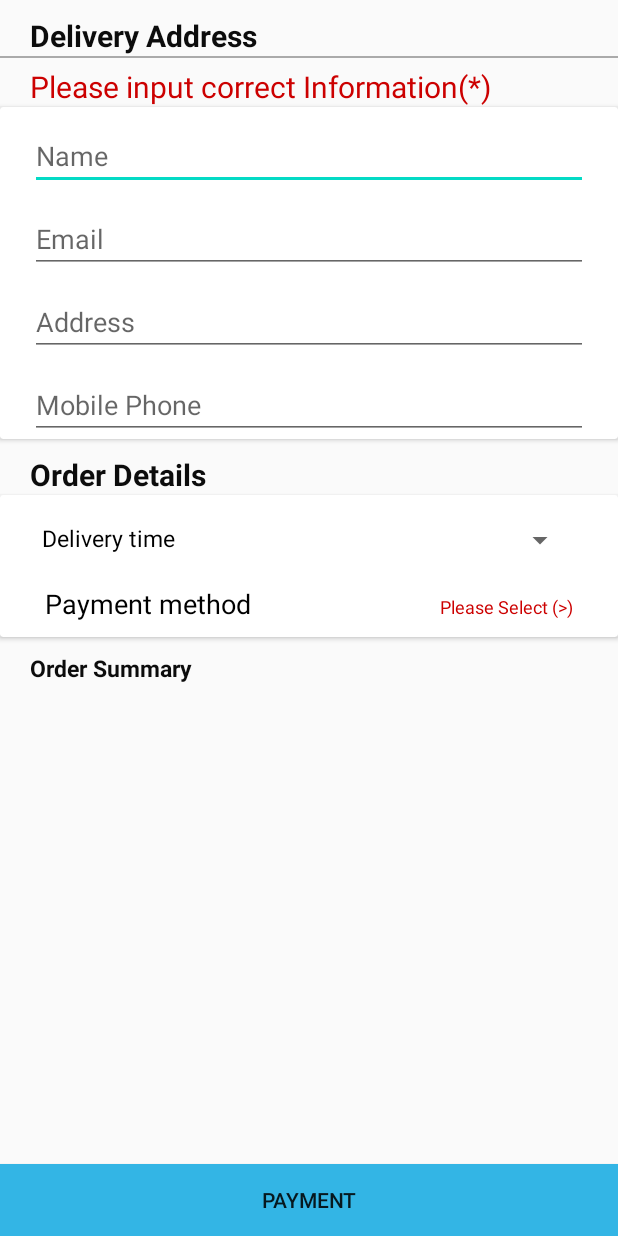
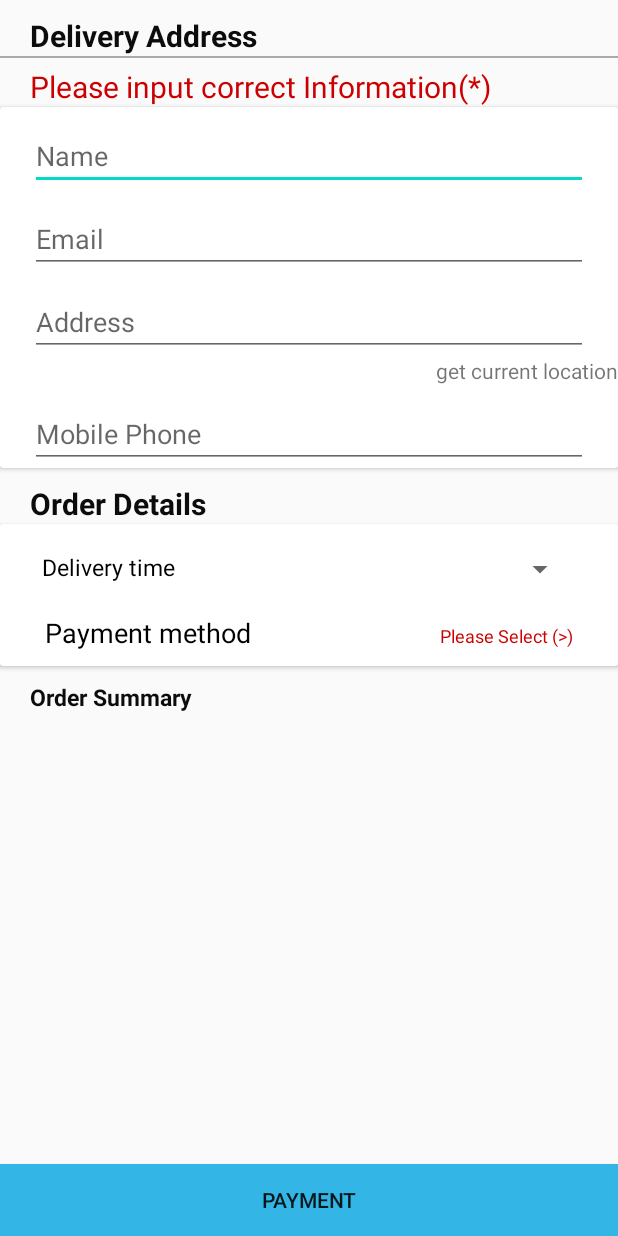
Before and after one commit to heet05/DhobiJunction3, an Android app: the layout activity_check__out_.xml on its own in the app's theme, with its tools: preview values and no code run, on a phone screen of 412 x 824 dp. Run offline under Robolectric (Android 15) with nearby library versions, the phone set to English and light mode, and no system bars.

Commit message:
new add thig

```diff
--- a/app/build.gradle
+++ b/app/build.gradle
@@ -110,4 +110,6 @@ dependencies {
     implementation 'com.tuyenmonkey:mkloader:1.4.0'
     annotationProcessor 'androidx.room:room-compiler:2.2.6'
 
+    implementation 'com.google.android.gms:play-services-location:18.0.0'
+
 }
--- a/app/src/main/java/com/example/dhobijunction/activity/Check_Out_Activity.java
+++ b/app/src/main/java/com/example/dhobijunction/activity/Check_Out_Activity.java
@@ -33,6 +33,7 @@ Check_out_Adapter adapter;
     String total="";
     List<CheckModel> list;
 
+
     @Override
     protected void onCreate(Bundle savedInstanceState) {
         super.onCreate(savedInstanceState);
@@ -47,7 +48,13 @@ Check_out_Adapter adapter;
         mobile = pref.getString("userMobile", "");
         List<String> timelist = new ArrayList<>(Arrays.asList(time));
         ArrayAdapter<String> spinnerArrayAdapter = new ArrayAdapter<>(this, R.layout.support_simple_spinner_dropdown_item, timelist);
+        screen.checkoutSpinner.setAdapter(spinnerArrayAdapter);
+        screen.tvCurrentLoction.setOnClickListener(new View.OnClickListener() {
+            @Override
+            public void onClick(View v) {
 
+            }
+        });
         screen.payment.setOnClickListener(new View.OnClickListener() {
             @Override
             public void onClick(View v) {
--- a/app/src/main/java/com/example/dhobijunction/activity/OrderDetaliActivity.java
+++ b/app/src/main/java/com/example/dhobijunction/activity/OrderDetaliActivity.java
@@ -10,38 +10,36 @@ import androidx.recyclerview.widget.RecyclerView;
 
 import com.example.dhobijunction.R;
 import com.example.dhobijunction.adapter.OrderDetaliAdapter;
-import com.example.dhobijunction.model.CheckModel;
 import com.example.dhobijunction.model.OrderModel;
 
-import java.util.ArrayList;
 import java.util.List;
 
 public class OrderDetaliActivity extends AppCompatActivity {
-RecyclerView recyclerView;
+    RecyclerView recyclerView;
     SharedPreferences pref;
     OrderDetaliAdapter adapter;
-    String total="";
+    String total = "";
     OrderModel Model;
     String mobile = "";
-    List<CheckModel> list;
+    List<OrderModel> list;
     TextView textView;
+
     @Override
     protected void onCreate(Bundle savedInstanceState) {
         super.onCreate(savedInstanceState);
         setContentView(R.layout.activity_order_detali);
         getSupportActionBar().hide();
-        recyclerView=findViewById(R.id.Order_detail_rv);
-       textView=findViewById(R.id.Order_detail_total);
-        pref = getSharedPreferences("Users",0);
+        recyclerView = findViewById(R.id.Order_detail_rv);
+        textView = findViewById(R.id.Order_detail_total);
+
+        Model = (OrderModel) getIntent().getSerializableExtra("Model");
+        pref = getSharedPreferences("Users", 0);
+
         mobile = pref.getString("userMobile", "");
-      //  Model= (OrderModel) getIntent().getSerializableExtra("Model");
-//        textView.setText(Model.getTotal());
+        textView.setText(Model.getTotal());
 
-list=new ArrayList<>();
-
-       adapter=new OrderDetaliAdapter(this,list);
-        LinearLayoutManager linearLayoutManager = new LinearLayoutManager(this);
-        recyclerView.setLayoutManager(linearLayoutManager);
+        adapter = new OrderDetaliAdapter(this, Model.getModelList());
         recyclerView.setAdapter(adapter);
+        recyclerView.setLayoutManager(new LinearLayoutManager(this));
     }
 }
--- a/app/src/main/java/com/example/dhobijunction/activity/PaymentActivity.java
+++ b/app/src/main/java/com/example/dhobijunction/activity/PaymentActivity.java
@@ -17,6 +17,8 @@ import com.payumoney.sdkui.ui.utils.PayUmoneyFlowManager;
 
 import java.security.MessageDigest;
 import java.security.NoSuchAlgorithmException;
+import java.util.HashMap;
+import java.util.Map;
 
 public class PaymentActivity extends AppCompatActivity {
     String key = "bvSxHJki";
@@ -32,15 +34,16 @@ public class PaymentActivity extends AppCompatActivity {
     OrderModel orderModel;
     SharedPreferences preferences;
     private static final String TAG = "PaymentActivity";
+
     @Override
     protected void onCreate(Bundle savedInstanceState) {
         super.onCreate(savedInstanceState);
         setContentView(R.layout.activity_payment);
         getSupportActionBar().hide();
-        amount=getIntent().getStringExtra("total");
+        amount = getIntent().getStringExtra("total");
         preferences = getSharedPreferences("Users", 0);
         userMobile = preferences.getString("userMobile", "");
-        orderModel= (OrderModel) getIntent().getSerializableExtra("order");
+        orderModel = (OrderModel) getIntent().getSerializableExtra("order");
         String hashSequence = key + "|" + txnid + "|" + amount + "|" + productinfo + "|" + firstname + "|" + email + "|||||||||||" + salt;
         serverCalculatedHash = hashCal("SHA-512", hashSequence);
 
@@ -107,23 +110,27 @@ public class PaymentActivity extends AppCompatActivity {
         // Result Code is -1 send from Payumoney activity
         Log.d(TAG, "request code " + requestCode + " resultcode " + resultCode);
         if (requestCode == PayUmoneyFlowManager.REQUEST_CODE_PAYMENT && resultCode == RESULT_OK && data != null) {
-            TransactionResponse transactionResponse = data.getParcelableExtra( PayUmoneyFlowManager.INTENT_EXTRA_TRANSACTION_RESPONSE );
+            TransactionResponse transactionResponse = data.getParcelableExtra(PayUmoneyFlowManager.INTENT_EXTRA_TRANSACTION_RESPONSE);
 
             if (transactionResponse != null && transactionResponse.getPayuResponse() != null) {
 
-                if(transactionResponse.getTransactionStatus().equals( TransactionResponse.TransactionStatus.SUCCESSFUL )){
+                if (transactionResponse.getTransactionStatus().equals(TransactionResponse.TransactionStatus.SUCCESSFUL)) {
                     FirebaseFirestore.getInstance().collection("USERS").document(userMobile).collection("ORDERS")
-                            .add(orderModel).addOnCompleteListener(task -> {
-                                if (task.isSuccessful()){
-                                    Toast.makeText(this, "Order Success", Toast.LENGTH_SHORT).show();
-                                }else{
-                                    Toast.makeText(this, ""+task.getException(), Toast.LENGTH_SHORT).show();
-                                }
+                            .add(orderModel).addOnSuccessListener(doc -> {
+                        Map<String, Object> map = new HashMap<>();
+                        map.put("orderId", doc.getId());
+                        doc.update(map).addOnCompleteListener(task -> {
+                            if (task.isSuccessful()) {
+                                map.clear();
+                                Toast.makeText(this, "Order Success", Toast.LENGTH_SHORT).show();
+                            } else {
+                                Toast.makeText(this, "" + task.getException(), Toast.LENGTH_SHORT).show();
+                            }
+                        });
                     });
-                } else{
+                } else {
                     Toast.makeText(this, "TRansaction Failed", Toast.LENGTH_SHORT).show();
                 }
-
                 // Response from Payumoney
                 String payuResponse = transactionResponse.getPayuResponse();
 
--- a/app/src/main/java/com/example/dhobijunction/adapter/OrderAdapter.java
+++ b/app/src/main/java/com/example/dhobijunction/adapter/OrderAdapter.java
@@ -19,7 +19,9 @@ import com.example.dhobijunction.model.OrderModel;
 import com.firebase.ui.firestore.FirestoreRecyclerAdapter;
 import com.firebase.ui.firestore.FirestoreRecyclerOptions;
 
-public class OrderAdapter extends FirestoreRecyclerAdapter<OrderModel,OrderAdapter.OrderViewHolder> {
+import java.text.SimpleDateFormat;
+
+public class OrderAdapter extends FirestoreRecyclerAdapter<OrderModel, OrderAdapter.OrderViewHolder> {
     /**
      * Create a new RecyclerView adapter that listens to a Firestore Query.  See {@link
      * FirestoreRecyclerOptions} for configuration options.
@@ -29,20 +31,24 @@ public class OrderAdapter extends FirestoreRecyclerAdapter<OrderModel,OrderAdapt
      * @param orderFragment
      */
     Context context;
+
     public OrderAdapter(FragmentActivity activity, @NonNull FirestoreRecyclerOptions<OrderModel> options, OrderFragment orderFragment) {
         super(options);
-        this.context=activity;
+        this.context = activity;
     }
 
     @Override
     protected void onBindViewHolder(@NonNull OrderViewHolder holder, int position, @NonNull OrderModel model) {
+        SimpleDateFormat sdf = new SimpleDateFormat("dd/MM/yyyy");
+
         holder.textView.setText(model.getTotal());
-        holder.date.setText(String.valueOf(model.getTimestamp()));
+        holder.date.setText(sdf.format(model.getTimestamp()));
+
         holder.linearLayout.setOnClickListener(new View.OnClickListener() {
             @Override
             public void onClick(View v) {
-                Intent intent=new Intent(context, OrderDetaliActivity.class);
-                intent.putExtra("Model",OrderModel.class);
+                Intent intent = new Intent(context, OrderDetaliActivity.class);
+                intent.putExtra("Model", model);
                 context.startActivity(intent);
             }
         });
@@ -56,13 +62,14 @@ public class OrderAdapter extends FirestoreRecyclerAdapter<OrderModel,OrderAdapt
     }
 
     public class OrderViewHolder extends RecyclerView.ViewHolder {
-        TextView textView,date;
+        TextView textView, date;
         LinearLayout linearLayout;
+
         public OrderViewHolder(@NonNull View itemView) {
             super(itemView);
-            date=itemView.findViewById(R.id.Order_date);
-            textView=itemView.findViewById(R.id.Order_total);
-            linearLayout=itemView.findViewById(R.id.Order_click);
+            date = itemView.findViewById(R.id.Order_date);
+            textView = itemView.findViewById(R.id.Order_total);
+            linearLayout = itemView.findViewById(R.id.Order_click);
         }
     }
 }
--- a/app/src/main/java/com/example/dhobijunction/fragment/CartFragment.java
+++ b/app/src/main/java/com/example/dhobijunction/fragment/CartFragment.java
@@ -43,8 +43,6 @@ public class CartFragment extends Fragment implements OnQtyUpdate {
     Button button1;
     String mobile = "";
     boolean isQtyUpdated;
-
-
 
     public CartFragment() {
 
--- a/app/src/main/java/com/example/dhobijunction/model/OrderModel.java
+++ b/app/src/main/java/com/example/dhobijunction/model/OrderModel.java
@@ -3,10 +3,21 @@ package com.example.dhobijunction.model;
 import com.google.firebase.firestore.ServerTimestamp;
 
 import java.io.Serializable;
+import java.text.SimpleDateFormat;
 import java.util.Date;
 import java.util.List;
 
 public class OrderModel implements Serializable {
+    String orderId;
+
+    public String getOrderId() {
+        return orderId;
+    }
+
+    public void setOrderId(String orderId) {
+        this.orderId = orderId;
+    }
+
     String Name;
     String Email;
     String number;
--- a/app/src/main/res/layout/activity_check__out_.xml
+++ b/app/src/main/res/layout/activity_check__out_.xml
@@ -5,48 +5,51 @@
     android:layout_width="match_parent"
     android:layout_height="match_parent"
     tools:context=".activity.Check_Out_Activity">
+
     <ScrollView
         android:layout_width="match_parent"
-        app:layout_constraintTop_toTopOf="parent"
+        android:layout_height="0dp"
         app:layout_constraintBottom_toTopOf="@+id/payment"
-        android:layout_height="0dp">
+        app:layout_constraintTop_toTopOf="parent">
+
         <RelativeLayout
             android:layout_width="match_parent"
             android:layout_height="wrap_content">
 
             <TextView
                 android:id="@+id/checkout_tv1"
+                android:layout_width="match_parent"
+                android:layout_height="wrap_content"
+                android:layout_marginHorizontal="20dp"
+                android:layout_marginTop="10dp"
                 android:text="Delivery Address"
+                android:textColor="#0C0C0C"
                 android:textSize="20sp"
-            android:textStyle="bold"
-            android:layout_marginTop="10dp"
-            android:layout_marginHorizontal="20dp"
-            android:textColor="#0C0C0C"
-            android:layout_width="match_parent"
-            android:layout_height="wrap_content"/>
+                android:textStyle="bold" />
+
             <View
                 android:id="@+id/checkout_line"
+                android:layout_width="match_parent"
+                android:layout_height="1dp"
                 android:layout_below="@id/checkout_tv1"
-        android:background="@android:color/darker_gray"
-        android:layout_width="match_parent"
-            android:layout_height="1dp"/>
+                android:background="@android:color/darker_gray" />
 
             <TextView
                 android:id="@+id/checkout_tv2"
+                android:layout_width="match_parent"
+                android:layout_height="wrap_content"
                 android:layout_below="@id/checkout_line"
+                android:layout_marginHorizontal="20dp"
+                android:layout_marginTop="5dp"
                 android:text="Please input correct Information(*)"
-            android:textSize="20sp"
-            android:layout_marginTop="5dp"
-            android:layout_marginHorizontal="20dp"
                 android:textColor="@android:color/holo_red_dark"
-            android:layout_width="match_parent"
-            android:layout_height="wrap_content"/>
+                android:textSize="20sp" />
 
             <androidx.cardview.widget.CardView
                 android:id="@+id/checkout_cardview1"
-            android:layout_below="@id/checkout_tv2"
                 android:layout_width="match_parent"
-            android:layout_height="wrap_content">
+                android:layout_height="wrap_content"
+                android:layout_below="@id/checkout_tv2">
 
                 <RelativeLayout
                     android:layout_width="match_parent"
@@ -54,155 +57,173 @@
 
                     <EditText
                         android:id="@+id/checkout_name"
-                    android:hint="Name"
+                        android:layout_width="match_parent"
+                        android:layout_height="wrap_content"
+                        android:layout_marginHorizontal="20dp"
                         android:layout_marginTop="10dp"
-                    android:layout_marginHorizontal="20dp"
-                    android:layout_width="match_parent"
-                    android:layout_height="wrap_content"/>
+                        android:hint="Name" />
 
                     <EditText
                         android:id="@+id/checkout_email"
+                        android:layout_width="match_parent"
+                        android:layout_height="wrap_content"
                         android:layout_below="@id/checkout_name"
-                    android:hint="Email"
+                        android:layout_marginHorizontal="20dp"
                         android:layout_marginTop="10dp"
-                    android:layout_marginHorizontal="20dp"
-                    android:layout_width="match_parent"
-                    android:layout_height="wrap_content"/>
+                        android:hint="Email" />
 
                     <EditText
                         android:id="@+id/checkout_address"
+                        android:layout_width="match_parent"
+                        android:layout_height="wrap_content"
                         android:layout_below="@id/checkout_email"
-                    android:hint="Address"
+                        android:layout_marginHorizontal="20dp"
                         android:layout_marginTop="10dp"
-                    android:layout_marginHorizontal="20dp"
-                    android:layout_width="match_parent"
-                    android:layout_height="wrap_content"/>
+                        android:hint="Address" />
+
+                    <TextView
+                        android:id="@+id/tv_current_loction"
+                        android:layout_width="wrap_content"
+                        android:layout_height="wrap_content"
+                        android:layout_below="@id/checkout_address"
+                        android:layout_alignParentRight="true"
+                        android:text="get current location" />
 
                     <EditText
+
                         android:id="@+id/checkout_mobilenumber"
-                    android:layout_below="@id/checkout_address"
-                    android:hint="Mobile Phone"
+                        android:layout_width="match_parent"
+                        android:layout_height="wrap_content"
+                        android:layout_below="@id/tv_current_loction"
+                        android:layout_marginHorizontal="20dp"
                         android:layout_marginTop="10dp"
-                    android:layout_marginHorizontal="20dp"
-                    android:layout_width="match_parent"
-                    android:layout_height="wrap_content"/>
+                        android:hint="Mobile Phone" />
 
                     <EditText
                         android:id="@+id/checkout_promocode"
+                        android:layout_width="match_parent"
+                        android:layout_height="wrap_content"
                         android:layout_below="@id/checkout_mobilenumber"
+                        android:layout_marginHorizontal="20dp"
+                        android:layout_marginTop="10dp"
                         android:hint="Discount Coupon"
-                    android:visibility="gone"
-                    android:layout_marginTop="10dp"
-                    android:layout_marginHorizontal="20dp"
-                    android:layout_width="match_parent"
-                    android:layout_height="wrap_content"/>
+                        android:visibility="gone" />
                 </RelativeLayout>
             </androidx.cardview.widget.CardView>
 
             <TextView
                 android:id="@+id/checkout_tv3"
+                android:layout_width="match_parent"
+                android:layout_height="wrap_content"
                 android:layout_below="@id/checkout_cardview1"
+                android:layout_marginHorizontal="20dp"
+                android:layout_marginTop="10dp"
                 android:text="Order Details"
+                android:textColor="#0C0C0C"
                 android:textSize="20sp"
-            android:textStyle="bold"
-            android:layout_marginTop="10dp"
-            android:layout_marginHorizontal="20dp"
-            android:textColor="#0C0C0C"
-            android:layout_width="match_parent"
-            android:layout_height="wrap_content"/>
+                android:textStyle="bold" />
 
             <androidx.cardview.widget.CardView
                 android:id="@+id/checkout_cardview2"
-            android:layout_below="@id/checkout_tv3"
                 android:layout_width="match_parent"
-            android:layout_height="wrap_content">
+                android:layout_height="wrap_content"
+                android:layout_below="@id/checkout_tv3">
+
                 <RelativeLayout
                     android:layout_width="match_parent"
                     android:layout_height="wrap_content">
+
                     <LinearLayout
                         android:id="@+id/checkout_linearlayout1"
+                        android:layout_width="match_parent"
+                        android:layout_height="wrap_content"
+                        android:layout_marginHorizontal="20dp"
+                        android:layout_marginTop="10dp"
                         android:orientation="horizontal"
-                    android:weightSum="3"
-                    android:layout_marginHorizontal="20dp"
                         android:padding="8dp"
-                    android:layout_marginTop="10dp"
+                        android:weightSum="3">
+
+                        <TextView
+                            android:id="@+id/checkout_deliverytime"
                             android:layout_width="match_parent"
-                    android:layout_height="wrap_content">
-                    <TextView
+                            android:layout_height="wrap_content"
                             android:layout_weight="2"
-                        android:id="@+id/checkout_deliverytime"
                             android:text="Delivery time"
-                        android:textSize="15dp"
                             android:textColor="@android:color/black"
-                        android:layout_width="match_parent"
-                        android:layout_height="wrap_content"/>
+                            android:textSize="15dp" />
+
                         <Spinner
-                        android:layout_weight="1"
                             android:id="@+id/checkout_Spinner"
                             android:layout_width="match_parent"
                             android:layout_height="wrap_content"
-                        android:gravity="center"
-                        />
+                            android:layout_weight="1"
+                            android:gravity="center" />
                     </LinearLayout>
+
                     <LinearLayout
                         android:id="@+id/checkout_linearlayout2"
-                    android:layout_below="@id/checkout_linearlayout1"
-                    android:orientation="horizontal"
-                    android:weightSum="3"
-                    android:layout_marginHorizontal="20dp"
-                    android:padding="10dp"
-                    android:layout_width="match_parent"
-                    android:layout_height="wrap_content">
-                    <TextView
-                        android:layout_weight="1"
-                        android:id="@+id/checkout_paymentmethod"
-                        android:text="Payment method"
-                        android:textSize="18sp"
-                        android:textColor="@android:color/black"
-                        android:layout_width="match_parent"
-                        android:layout_height="wrap_content"/>
-                    <TextView
-                        android:layout_weight="2"
-                        android:id="@+id/checkout_tv5"
-                        android:text="Please Select (>)"
-                        android:textSize="12dp"
-                        android:textColor="@android:color/holo_red_dark"
                         android:layout_width="match_parent"
                         android:layout_height="wrap_content"
-                        android:gravity="end" />
+                        android:layout_below="@id/checkout_linearlayout1"
+                        android:layout_marginHorizontal="20dp"
+                        android:orientation="horizontal"
+                        android:padding="10dp"
+                        android:weightSum="3">
+
+                        <TextView
+                            android:id="@+id/checkout_paymentmethod"
+                            android:layout_width="match_parent"
+                            android:layout_height="wrap_content"
+                            android:layout_weight="1"
+                            android:text="Payment method"
+                            android:textColor="@android:color/black"
+                            android:textSize="18sp" />
+
+                        <TextView
+                            android:id="@+id/checkout_tv5"
+                            android:layout_width="match_parent"
+                            android:layout_height="wrap_content"
+                            android:layout_weight="2"
+                            android:gravity="end"
+                            android:text="Please Select (>)"
+                            android:textColor="@android:color/holo_red_dark"
+                            android:textSize="12dp" />
                     </LinearLayout>
                 </RelativeLayout>
             </androidx.cardview.widget.CardView>
+
             <TextView
                 android:id="@+id/checkout_tv6"
+                android:layout_width="match_parent"
+                android:layout_height="wrap_content"
                 android:layout_below="@id/checkout_cardview2"
+                android:layout_marginHorizontal="20dp"
+                android:layout_marginTop="10dp"
                 android:text="Order Summary"
+                android:textColor="#0C0C0C"
                 android:textSize="15sp"
-            android:textStyle="bold"
-            android:layout_marginTop="10dp"
-            android:layout_marginHorizontal="20dp"
-            android:textColor="#0C0C0C"
+                android:textStyle="bold" />
+
+            <RelativeLayout
+                android:id="@+id/cardView"
                 android:layout_width="match_parent"
-            android:layout_height="wrap_content"/>
-        <RelativeLayout
-            android:layout_marginTop="10dp"
+                android:layout_height="wrap_content"
                 android:layout_below="@id/checkout_tv6"
+
+                android:layout_marginTop="10dp">
+
+                <androidx.cardview.widget.CardView
                     android:layout_width="match_parent"
-            android:id="@+id/cardView"
-
-            android:layout_height="wrap_content">
-            <androidx.cardview.widget.CardView
-                android:layout_marginTop="5dp"
+                    android:layout_height="wrap_content"
                     android:layout_alignParentBottom="true"
                     android:layout_marginHorizontal="20dp"
-                android:layout_width="match_parent"
-                android:layout_height="wrap_content">
+                    android:layout_marginTop="5dp">
+
                     <androidx.recyclerview.widget.RecyclerView
                         android:id="@+id/check_recyclerview"
                         android:layout_width="match_parent"
                         android:layout_height="wrap_content"
-                    android:layout_below="@id/checkout_tv6">
-                </androidx.recyclerview.widget.RecyclerView>
+                        android:layout_below="@id/checkout_tv6"></androidx.recyclerview.widget.RecyclerView>
                 </androidx.cardview.widget.CardView>
             </RelativeLayout>
 
@@ -210,11 +231,12 @@
         </RelativeLayout>
 
     </ScrollView>
+
     <Button
+        android:id="@+id/payment"
         android:layout_width="match_parent"
         android:layout_height="wrap_content"
-        app:layout_constraintBottom_toBottomOf="parent"
-        android:id="@+id/payment"
         android:background="@android:color/holo_blue_light"
-        android:text="PAYMENT"/>
+        android:text="PAYMENT"
+        app:layout_constraintBottom_toBottomOf="parent" />
 </androidx.constraintlayout.widget.ConstraintLayout>
```
Also changed, not shown: app/src/main/java/com/example/dhobijunction/adapter/OrderDetaliAdapter.java (+10 -9 lines). Lines whose indentation alone changed are shown as unchanged.
